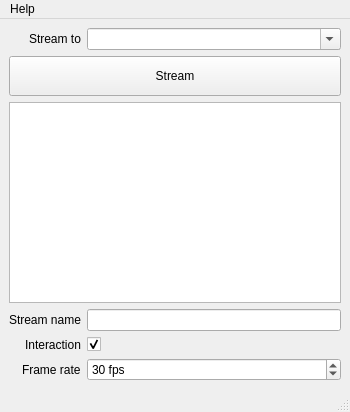
Before: the Qt Designer form apps/DesktopStreamer/MainWindow.ui in BlueBrain/Deflect, drawn with Qt 5.
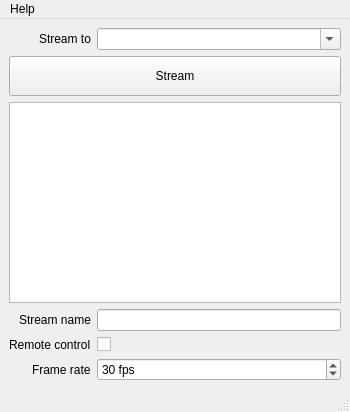
After: the same form once the commit is applied.

Commit message: DesktopStreamer: Rename 'interaction' -> 'remote control', off by default

The edit to the form file:
```diff
--- a/apps/DesktopStreamer/MainWindow.ui
+++ b/apps/DesktopStreamer/MainWindow.ui
@@ -188,14 +188,14 @@
       <item row="4" column="0">
        <widget class="QLabel" name="desktopInteractionLabel">
         <property name="text">
-         <string>Interaction</string>
+         <string>Remote control</string>
         </property>
        </widget>
       </item>
       <item row="4" column="1">
        <widget class="QCheckBox" name="_desktopInteractionCheckBox">
         <property name="checked">
-         <bool>true</bool>
+         <bool>false</bool>
         </property>
        </widget>
       </item>
```
Left out of the diff: 4 changed lines with no effect on the pictures. The commit also changes 2 other files.
